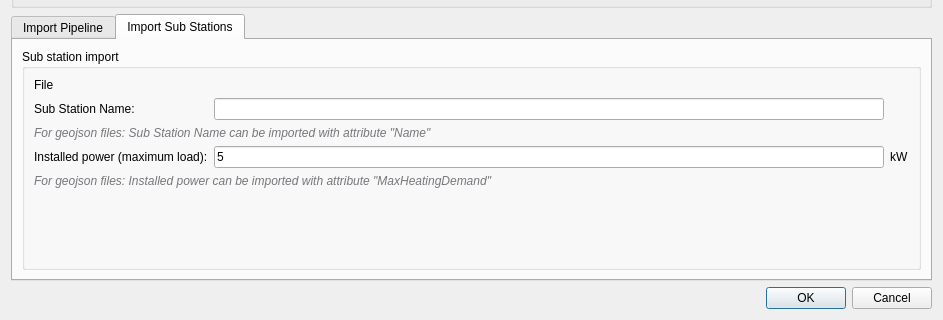
The window that SIM-VICUS/src/SVNetworkImportDialog.ui (ghorwin/SIM-VICUS) describes before a commit, drawn with Qt 5; both pictures show x 0 to 943 and y 191 to 511 of the 943 by 511 pixel window.
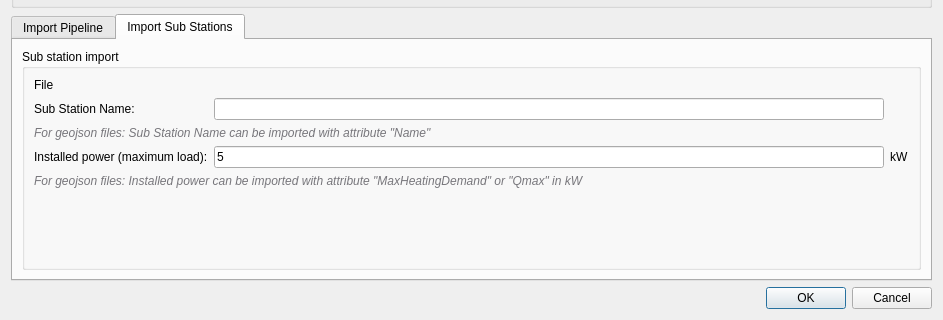
The same window after the commit. The open tabs and pages were chosen to show the change. Custom widgets are drawn as their Qt base class.

Commit message: network import dialog and translation

Diff of the .ui file:
```diff
--- a/SIM-VICUS/src/SVNetworkImportDialog.ui
+++ b/SIM-VICUS/src/SVNetworkImportDialog.ui
@@ -242,7 +242,7 @@
              <string notr="true">color:rgb(119, 118, 123)</string>
             </property>
             <property name="text">
-             <string>For geojson files: Installed power can be imported with attribute &quot;MaxHeatingDemand&quot;</string>
+             <string>For geojson files: Installed power can be imported with attribute &quot;MaxHeatingDemand&quot; or &quot;Qmax&quot; in kW</string>
             </property>
             <property name="wordWrap">
              <bool>true</bool>
```
Left out of the diff: 2 changed lines with no effect on the pictures. The commit also changes 2 other files.
